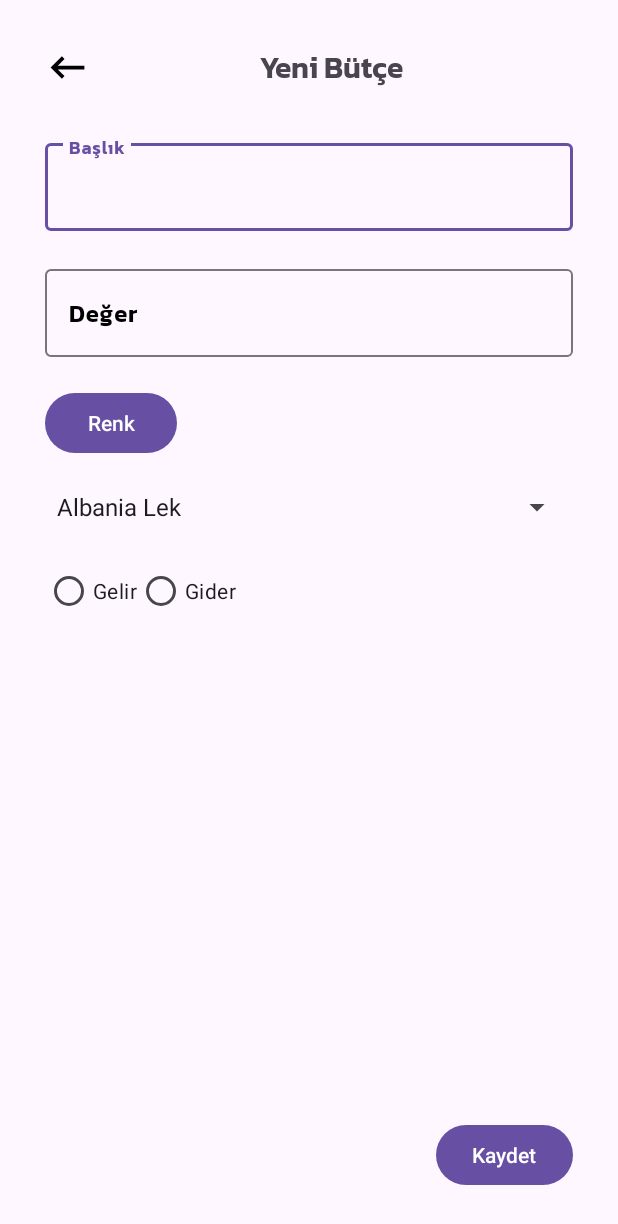
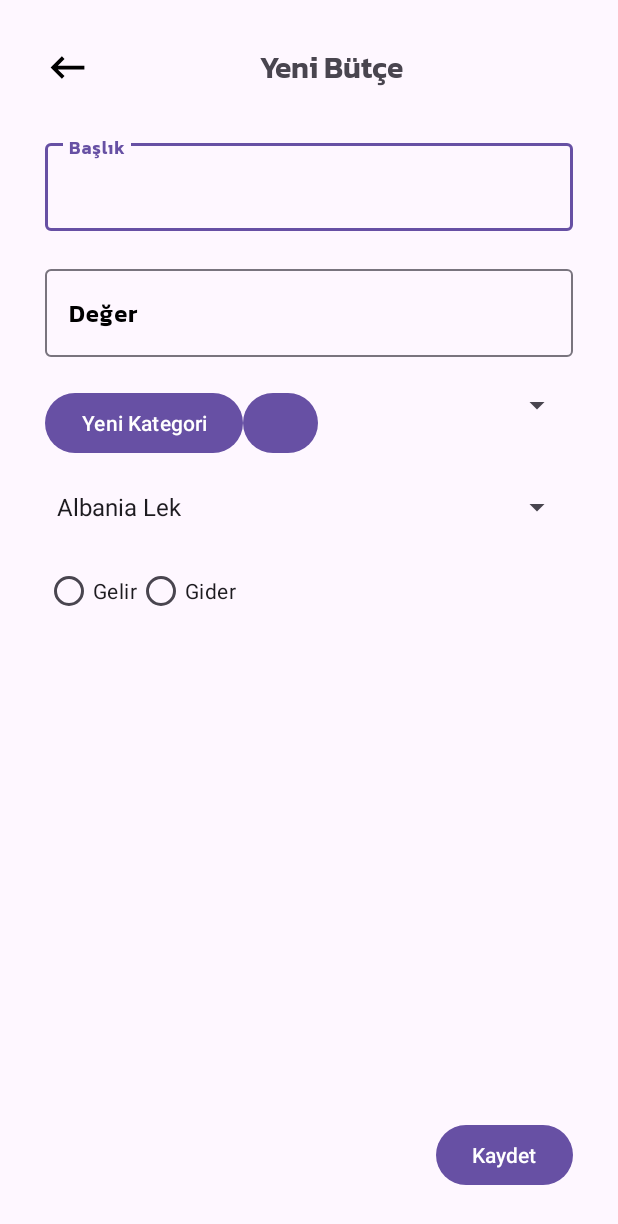
Before and after one commit to nasiroglusude/finance_app, an Android app: the NewBudgetActivity screen opened directly, with no data from a screen before it, on a phone screen of 412 x 824 dp. Shown: the top 1224 px of the screen. Run offline under Robolectric (Android 15) with nearby library versions, the phone set to English and light mode, and no system bars; our stand-ins replace Firebase (no records; nobody signed in at launch, a user with empty details on screens opened directly); libraries missing offline, so code that uses them is left out: com.skydoves.colorpickerview.

```diff
--- a/app/src/main/java/com/example/financeapp/activity/menu/NewBudgetActivity.kt
+++ b/app/src/main/java/com/example/financeapp/activity/menu/NewBudgetActivity.kt
@@ -4,38 +4,46 @@ import android.R
 import android.app.Dialog
 import android.content.Context
 import android.content.Intent
+import android.graphics.Color
 import android.os.Bundle
+import android.view.View
+import android.widget.AdapterView
 import android.widget.ArrayAdapter
-import android.widget.RadioButton
 import androidx.appcompat.app.AppCompatActivity
-import androidx.fragment.app.Fragment
-import androidx.fragment.app.FragmentTransaction
-import com.example.financeapp.activity.menu.navigation.HomeFragment
+import com.example.financeapp.adapter.CategoryAdapter
 import com.example.financeapp.databinding.ActivityNewBudgetBinding
-import com.example.financeapp.databinding.DialogColorPickerBinding
 import com.example.financeapp.enums.Currency
 import com.example.financeapp.data.Budget
+import com.example.financeapp.data.Category
 import com.example.financeapp.databinding.ActivityMenuBinding
+import com.example.financeapp.databinding.DialogAddCategoryBinding
 import com.google.firebase.auth.FirebaseAuth
+import com.google.firebase.database.DataSnapshot
+import com.google.firebase.database.DatabaseError
 import com.google.firebase.database.FirebaseDatabase
+import com.google.firebase.database.ValueEventListener
 import com.skydoves.colorpickerview.listeners.ColorEnvelopeListener
 
 class NewBudgetActivity : AppCompatActivity() {
     private lateinit var binding: ActivityNewBudgetBinding
-    private lateinit var dialogBinding: DialogColorPickerBinding
+    private lateinit var dialogBinding: DialogAddCategoryBinding
     private lateinit var menuBinding: ActivityMenuBinding
     private lateinit var firebaseAuth: FirebaseAuth
+    private lateinit var categoryAdapter: CategoryAdapter
+
 
     override fun onCreate(savedInstanceState: Bundle?) {
         super.onCreate(savedInstanceState)
         menuBinding = ActivityMenuBinding.inflate(layoutInflater)
 
         binding = ActivityNewBudgetBinding.inflate(layoutInflater)
+        dialogBinding = DialogAddCategoryBinding.inflate(layoutInflater)
+
         setContentView(binding.root)
 
         firebaseAuth = FirebaseAuth.getInstance()
 
-        binding.colorPickerButton.setOnClickListener {
+        binding.btnAddNewCategory.setOnClickListener {
             showColorPickerDialog()
         }
         binding.saveButton.setOnClickListener {
@@ -44,37 +52,120 @@ class NewBudgetActivity : AppCompatActivity() {
         binding.backButton.setOnClickListener{
 
         }
+        // Initialize category spinner adapter
+        categoryAdapter = CategoryAdapter(this, mutableListOf()) // Initialize with an empty list
+        binding.categorySpinner.adapter = categoryAdapter // Set the adapter
+        populateCategorySpinner()
+
+        binding.categorySpinner.onItemSelectedListener = object : AdapterView.OnItemSelectedListener {
+            override fun onItemSelected(parent: AdapterView<*>?, view: View?, position: Int, id: Long) {
+                val selectedCategory = categoryAdapter.getItem(position)
+                val categoryColor = selectedCategory?.color
+                categoryColor?.let {
+                    binding.colorPickerButton.setBackgroundColor(Color.parseColor(it))
+                }
+            }
+
+            override fun onNothingSelected(parent: AdapterView<*>?) {
+                // Handle when nothing is selected
+            }
+        }
 
         val spinnerAdapter = ArrayAdapter(
             this,
             R.layout.simple_spinner_item,
-            Currency.values().map { it.displayName }
+            Currency.entries.map { it.displayName }
         )
-        spinnerAdapter.setDropDownViewResource(android.R.layout.simple_spinner_dropdown_item)
+        spinnerAdapter.setDropDownViewResource(R.layout.simple_spinner_dropdown_item)
         binding.currencySpinner.adapter = spinnerAdapter
+
+
+
+
     }
+
+    private fun populateCategorySpinner() {
+        val userId = firebaseAuth.currentUser?.uid
+        userId?.let { uid ->
+            FirebaseDatabase.getInstance().reference.child("users")
+                .child("categories").addListenerForSingleValueEvent(object : ValueEventListener {
+                    override fun onDataChange(snapshot: DataSnapshot) {
+                        val categories = mutableListOf<Category>()
+                        for (categorySnapshot in snapshot.children) {
+                            val category = categorySnapshot.getValue(Category::class.java)
+                            category?.let {
+                                categories.add(it)
+                            }
+                        }
+                        println("NewBudgetActivity"+" Categories: $categories")
+
+                        // Update the category adapter with fetched categories
+                        categoryAdapter.clear()
+                        categoryAdapter.addAll(categories)
+                        categoryAdapter.notifyDataSetChanged()
+
+                        // Set the adapter to the spinner
+                        binding.categorySpinner.adapter = categoryAdapter
+                    }
+
+                    override fun onCancelled(error: DatabaseError) {
+                        println("NewBudgetActivity"+ " Database error: ${error.message}")
+                        // Handle error
+                    }
+                })
+        }
+    }
+
 
     private fun showColorPickerDialog() {
         val dialog = Dialog(this)
-        dialogBinding = DialogColorPickerBinding.inflate(layoutInflater)
+        dialogBinding = DialogAddCategoryBinding.inflate(layoutInflater)
         dialog.setContentView(dialogBinding.root)
 
         val colorPickerView = dialogBinding.colorPickerView
         val setButton = dialogBinding.setButton
-
+        val categoryEditText = dialogBinding.categoryName
         colorPickerView.setColorListener(ColorEnvelopeListener { envelope, _ ->
             val selectedColor = envelope.color
             dialogBinding.colorPreview.setBackgroundColor(selectedColor)
-            binding.colorPickerButton.setBackgroundColor(selectedColor)
         })
 
         setButton.setOnClickListener {
+            val categoryName = categoryEditText.text.toString()
+            val selectedColor = dialogBinding.colorPickerView.color
+
+            // Save category to Firebase
+            saveCategoryToFirebase(categoryName, selectedColor)
+            populateCategorySpinner()
             dialog.dismiss()
         }
 
         dialog.show()
     }
 
+    private fun saveCategoryToFirebase(categoryName: String, color: Int) {
+        val userId = firebaseAuth.currentUser?.uid
+        userId?.let { uid ->
+            val categoryId = FirebaseDatabase.getInstance().reference.child("users")
+                .child("categories").push().key
+
+            val category = Category(
+                categoryId ?: "",
+                categoryName,
+                "#" + Integer.toHexString(color)
+            )
+
+            FirebaseDatabase.getInstance().reference.child("users")
+                .child("categories").child(categoryId ?: "").setValue(category)
+                .addOnCompleteListener { task ->
+                    if (task.isSuccessful) {
+                        // Category saved successfully
+                    } else {
+                        // Handle error
+                    }
+                }
+        }
+    }
     private fun saveBudgetToFirebase() {
         val userId = firebaseAuth.currentUser?.uid
         userId?.let { uid ->
@@ -87,10 +178,11 @@ class NewBudgetActivity : AppCompatActivity() {
                 "#" + Integer.toHexString(binding.colorPickerButton.backgroundTintList?.defaultColor
                     ?: 0)
             val currency =
-                Currency.values()[binding.currencySpinner.selectedItemPosition].code
+                Currency.entries[binding.currencySpinner.selectedItemPosition].code
             val radioButtonId = binding.budgetTypeRadioGroup.checkedRadioButtonId
             val type = if (radioButtonId == binding.incomeRadioButton.id) "Income" else "Expense"
-
+            val selectedCategory = binding.categorySpinner.selectedItem as? Category
+            val categoryName = selectedCategory?.title ?: ""
 
             val budget = Budget(
                 budgetId ?: "",
@@ -98,7 +190,8 @@ class NewBudgetActivity : AppCompatActivity() {
                 amount,
                 color,
                 currency,
-                type
+                type,
+                categoryName
             )
 
             FirebaseDatabase.getInstance().reference.child("users").child(uid)
--- a/app/src/main/java/com/example/financeapp/data/Budget.kt
+++ b/app/src/main/java/com/example/financeapp/data/Budget.kt
@@ -6,8 +6,9 @@ data class Budget(
     val amount: String = "",
     val color: String = "",
     val currency: String = "",
-    val type: String = ""
+    val type: String = "",
+    val category: String = ""
 ) {
     // Add a no-argument constructor
-    constructor() : this("", "", "", "", "", "")
+    constructor() : this("", "", "", "", "", "", "")
 }
--- a/app/src/main/res/layout/activity_new_budget.xml
+++ b/app/src/main/res/layout/activity_new_budget.xml
@@ -77,17 +77,31 @@
 
         </com.google.android.material.textfield.TextInputLayout>
 
-        <!-- Spinner for currency menu -->
-        <Button
-            android:id="@+id/colorPickerButton"
-            android:layout_width="wrap_content"
+        <LinearLayout
+            android:layout_width="match_parent"
             android:layout_height="wrap_content"
-            android:layout_marginTop="20dp"
-            android:text="@string/color_picker" />
+            android:orientation="horizontal">
+            <Button
+                android:id="@+id/btnAddNewCategory"
+                android:layout_width="wrap_content"
+                android:layout_height="wrap_content"
+                android:layout_marginTop="20dp"
+                android:text="@string/add_category" />
+            <Button
+                android:id="@+id/colorPickerButton"
+                android:layout_width="50dp"
+                android:layout_height="wrap_content"
+                android:layout_marginTop="20dp"/>
+            <Spinner
+                android:id="@+id/category_spinner"
+                android:layout_width="match_parent"
+                android:layout_height="wrap_content"
+                android:layout_marginTop="20dp"/>
+        </LinearLayout>
 
         <Spinner
             android:id="@+id/currency_spinner"
-            android:layout_width="match_parent"
+            android:layout_width="wrap_content"
             android:layout_height="wrap_content"
             android:layout_marginTop="20dp"/>
 
--- a/app/src/main/res/values/strings.xml
+++ b/app/src/main/res/values/strings.xml
@@ -51,4 +51,6 @@
     <string name="category">Kategori</string>
     <string name="save">Kaydet</string>
     <string name="amount">Değer</string>
+    <string name="title_category">Kategori İsmi</string>
+    <string name="add_category">Yeni Kategori</string>
 </resources>
```
Also changed, not shown: app/src/main/java/com/example/financeapp/activity/menu/navigation/HomeFragment.kt (+5 -2 lines), app/src/main/java/com/example/financeapp/adapter/CategoryAdapter.kt (added, +31 -0 lines), app/src/main/java/com/example/financeapp/data/Category.kt (added, +10 -0 lines), app/src/main/res/layout/dialog_add_category.xml (renamed from app/src/main/res/layout/dialog_color_picker.xml, +18 -1 lines), 1 other file.
